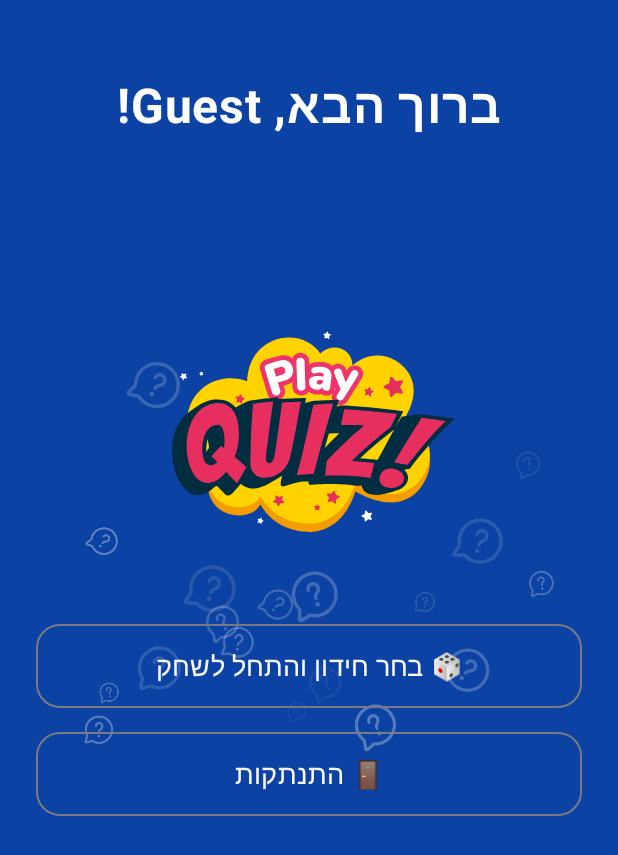
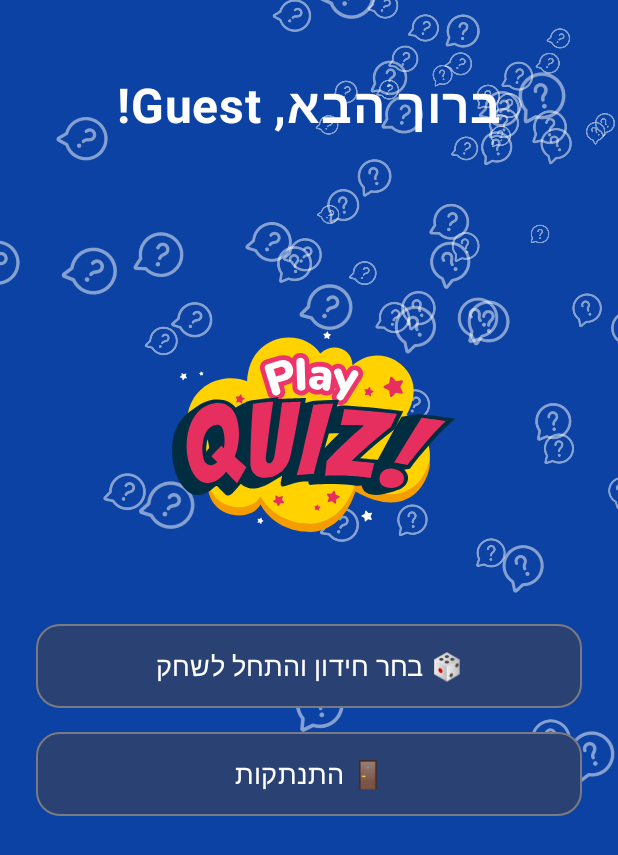
Before and after one commit to Netanel6/Xplore, an Android app built with Jetpack Compose: the composable HomeScreen called with empty values, on a phone screen of 412 x 824 dp. Shown: the top 855 px of the screen. Run offline under Robolectric (Android 15) with nearby library versions, the phone set to English and light mode, and no system bars; our stand-ins replace Dagger/Hilt's generated code; network calls fail.

Commit message:
feat: Update UI elements and timer logic
- Updated `strings.xml`:
  - Added `lock_answer_text` and `quiz_time_text_2` for displaying answer lock and quiz time.
  - Modified `quiz_timer_text` to support string formatting.
- Updated `QuizProgressBar`:
  - Changed the text to use `quiz_time_text_2` for the quiz time display.
- Updated `AnswerLockTimer`:
  - Updated the displayed text to use `lock_answer_text` for consistency.
- Updated `QuizFinishedAnimation`:
  - Removed redundant comments.
  - Adjusted the delay before `onAnimationEnd`.
- Updated `QuestionMarkBackground`:
  - Changed the number of question marks.
  - Adjusted the offset logic to top start.
  - Updated tint colors.
- Updated `HomeScreen`:
  - Changed welcome back color to `onSecondary`.
  - Updated buttons colors.
- Updated `PointsAnimationScreen`:
  - Changed the logic for displaying the explanation to show only when the answer is incorrect.
  - Add an animation to the text.

Signed-off-by: Netanel Amar <NetanelCA2@gmail.com>

```diff
--- a/app/src/main/java/com/netanel/xplore/home/ui/HomeScreen.kt
+++ b/app/src/main/java/com/netanel/xplore/home/ui/HomeScreen.kt
@@ -47,7 +47,6 @@ import com.netanel.xplore.home.ui.composables.QuizList
 import com.netanel.xplore.localDatabase.user.viewModel.UserViewModel
 import com.netanel.xplore.quiz.model.Quiz
 import com.netanel.xplore.ui.QuestionMarkBackground
-import com.netanel.xplore.ui.theme.SoftWhite
 import kotlinx.coroutines.delay
 
 @Composable
@@ -63,7 +62,6 @@ fun HomeScreen(
     var showQuizList by remember { mutableStateOf(false) }
     var isUiVisible by remember { mutableStateOf(false) }
 
-    // Fetch quizzes for user when screen loads
     LaunchedEffect(userId) {
         homeViewModel.fetchUserQuizzes(userId)
         delay(300)
@@ -85,8 +83,6 @@ fun HomeScreen(
             .fillMaxSize()
             .background(gradientBackground)
     ) {
-
-        // Lottie Animation as Background (Optional - Use if you have a suitable animation)
         bgLottieComposition?.let {
             LottieAnimation(
                 composition = it,
@@ -104,7 +100,6 @@ fun HomeScreen(
             horizontalAlignment = Alignment.CenterHorizontally
         ) {
 
-        // Welcome Text, make it fade in when username is available
             AnimatedVisibility(
                 visible = isUiVisible && username.isNotBlank(),
                 enter = fadeIn(animationSpec = tween(durationMillis = 1000)),
@@ -114,7 +109,7 @@ fun HomeScreen(
                     text = stringResource(R.string.welcome_back, username),
                     fontSize = 32.sp,
                     fontWeight = FontWeight.Bold,
-                    color = MaterialTheme.colorScheme.onPrimaryContainer,
+                    color = MaterialTheme.colorScheme.onSecondary,
                     modifier = Modifier.padding(top = 48.dp, bottom = 16.dp),
                     textAlign = TextAlign.Center
                 )
@@ -123,7 +118,6 @@ fun HomeScreen(
 
             Spacer(modifier = Modifier.height(48.dp))
 
-            // Main Animation
             mainLottieComposition?.let {
                 AnimatedVisibility(visible = !showQuizList, content = {
                     LottieAnimation(
@@ -136,7 +130,6 @@ fun HomeScreen(
                 })
             }
 
-            // Quiz List (Animated appearance, slide up/down)  Place this *above* buttons.
             val density2 = LocalDensity.current
             AnimatedVisibility(
                 visible = showQuizList,
@@ -164,7 +157,6 @@ fun HomeScreen(
             }
 
 
-            // Container for Buttons with Shared Animation - Slide Up/Down, plus overall Fade
             val density = LocalDensity.current
             AnimatedVisibility(
                 visible = !showQuizList,
@@ -189,8 +181,8 @@ fun HomeScreen(
                             .fillMaxWidth()
                             .height(56.dp),
                         shape = RoundedCornerShape(16.dp),
-                        colors = ButtonDefaults.outlinedButtonColors(
-                            contentColor = SoftWhite
+                        colors = ButtonDefaults.buttonColors(
+                            contentColor = MaterialTheme.colorScheme.onSecondary
                         )
                     ) {
                         Text(stringResource(R.string.select_quiz), fontSize = 18.sp)
@@ -203,8 +195,8 @@ fun HomeScreen(
                             .fillMaxWidth()
                             .height(56.dp),
                         shape = RoundedCornerShape(16.dp),
-                        colors = ButtonDefaults.outlinedButtonColors(
-                            contentColor = SoftWhite
+                        colors = ButtonDefaults.buttonColors(
+                            contentColor = MaterialTheme.colorScheme.onSecondary
                         )
                     ) {
                         Text(stringResource(R.string.logout), fontSize = 18.sp)
--- a/app/src/main/java/com/netanel/xplore/quiz/ui/composables/timer/QuizProgressBar.kt
+++ b/app/src/main/java/com/netanel/xplore/quiz/ui/composables/timer/QuizProgressBar.kt
@@ -21,7 +21,9 @@ import androidx.compose.ui.Alignment
 import androidx.compose.ui.Modifier
 import androidx.compose.ui.draw.clip
 import androidx.compose.ui.graphics.Brush
+import androidx.compose.ui.res.stringResource
 import androidx.compose.ui.unit.dp
+import com.netanel.xplore.R
 import com.netanel.xplore.ui.theme.BackgroundLight
 import com.netanel.xplore.ui.theme.GradientEnd
 import com.netanel.xplore.ui.theme.GradientMid
@@ -81,7 +83,7 @@ fun QuizProgressBar(
                 tint = GradientMid
             )
             Text(
-                text = "זמן חידון: $formattedTime",
+                text = stringResource(R.string.quiz_time_text_2, formattedTime),
                 style = MaterialTheme.typography.bodyLarge.copy(color = MaterialTheme.colorScheme.onSurface)
             )
         }
--- a/app/src/main/java/com/netanel/xplore/ui/QuestionMarkBackground.kt
+++ b/app/src/main/java/com/netanel/xplore/ui/QuestionMarkBackground.kt
@@ -5,45 +5,48 @@ import androidx.compose.foundation.layout.fillMaxSize
 import androidx.compose.foundation.layout.offset
 import androidx.compose.foundation.layout.size
 import androidx.compose.material3.Icon
+import androidx.compose.material3.MaterialTheme
 import androidx.compose.runtime.Composable
 import androidx.compose.runtime.remember
 import androidx.compose.ui.Alignment
 import androidx.compose.ui.Modifier
 import androidx.compose.ui.draw.rotate
 import androidx.compose.ui.graphics.graphicsLayer
+import androidx.compose.ui.platform.LocalDensity
 import androidx.compose.ui.res.painterResource
 import androidx.compose.ui.unit.dp
 import com.netanel.xplore.R
-import com.netanel.xplore.ui.theme.SoftWhite
 import kotlin.random.Random
 
 @Composable
 fun QuestionMarkBackground() {
     Box(modifier = Modifier.fillMaxSize()) {
-        val numQuestionMarks = 20
+        val numQuestionMarks = 80
         val random = remember { Random }
 
+        // TODO: Change the start to top right up to the lottie animation
         repeat(numQuestionMarks) {
-            val xOffset = remember { random.nextInt(-200, 200).dp }
-            val yOffset = remember { random.nextInt(-100, 100).dp }
+            val xOffset = remember { random.nextFloat() * 1.0f }  // 0f to 1f
+            val yOffset = remember { random.nextFloat() * 1.0f }  // 0f to 1f
             val rotation = remember { random.nextInt(-45, 45).toFloat() }
-            val alpha = remember { random.nextFloat() * 0.3f + 0.05f }
             val scale = remember { random.nextFloat() * 0.5f + 0.3f }
 
             Icon(
                 painter = painterResource(R.drawable.question_mark),
                 contentDescription = "Watermark",
-                tint = SoftWhite.copy(alpha = alpha),
+                tint = MaterialTheme.colorScheme.onSecondary.copy(alpha = 0.5f),
                 modifier = Modifier
                     .size(48.dp)
                     .rotate(rotation)
-                    .offset(x = xOffset, y = yOffset)
                     .graphicsLayer {
                         scaleX = scale
                         scaleY = scale
                     }
-                    .align(Alignment.Center)
-
+                    .align(Alignment.TopStart)
+                    .offset(
+                        x = with(LocalDensity.current) { (xOffset * 360).dp },
+                        y = with(LocalDensity.current) { (yOffset * 720).dp }
+                    )
             )
         }
     }
--- a/app/src/main/res/values/strings.xml
+++ b/app/src/main/res/values/strings.xml
@@ -44,11 +44,13 @@
     <string name="submit">לשאלה הבאה</string>
 
     <!-- ⏳ Timer & Lock -->
-    <string name="quiz_timer_text">⏳ זמן חידון נותר: %1$d שניות</string>
+    <string name="quiz_timer_text">⏳ זמן חידון נותר: %1$s שניות</string>
     <string name="quiz_time_text">⏳ זמן חידון: %1$d %1$s</string>
     <string name="answer_unlock_text">🔒 תשובות יפתחו בעוד %1$d שניות</string>
     <string name="scoreboard">לוח תוצאות</string>
     <string name="refresh">רענון</string>
     <string name="no_scores_yet">אין תוצאות עדייו...</string>
     <string name="points">נק׳</string>
+    <string name="lock_answer_text">🔒 נעילת תשובות</string>
+    <string name="quiz_time_text_2">זמן חידון: %1$s</string>
 </resources>
```
Also changed, not shown: app/src/main/java/com/netanel/xplore/quiz/ui/composables/finish/PointsAnimationScreen.kt (+4 -4 lines), app/src/main/java/com/netanel/xplore/quiz/ui/composables/finish/QuizFinishedAnimation.kt (+9 -10 lines), app/src/main/java/com/netanel/xplore/quiz/ui/composables/timer/AnswerLockTimer.kt (+4 -3 lines).
